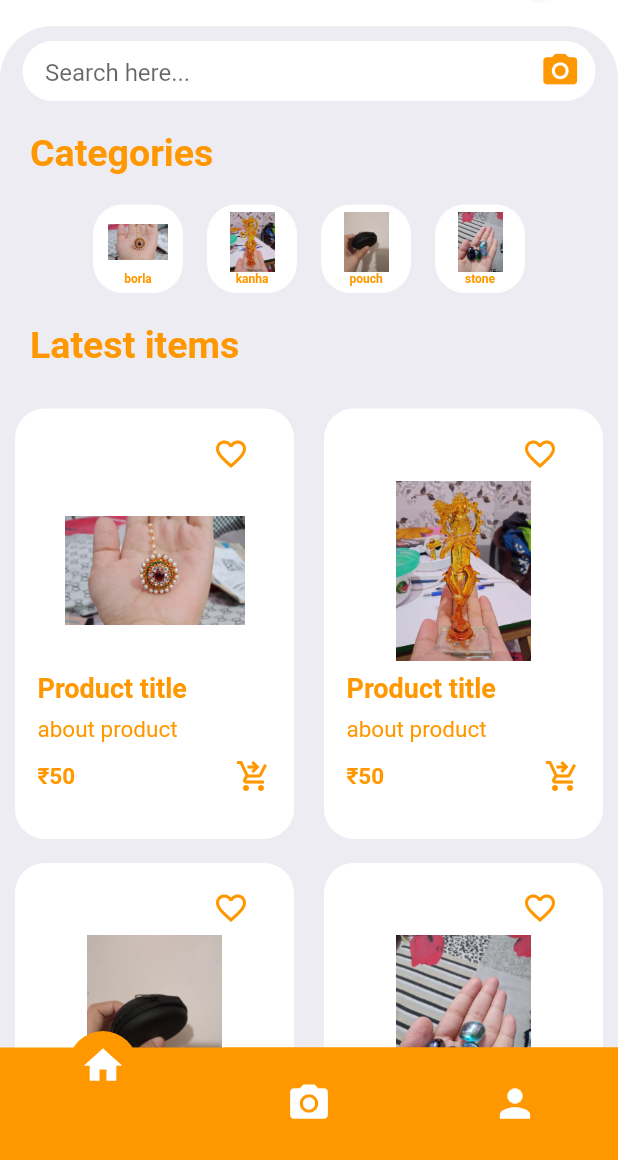
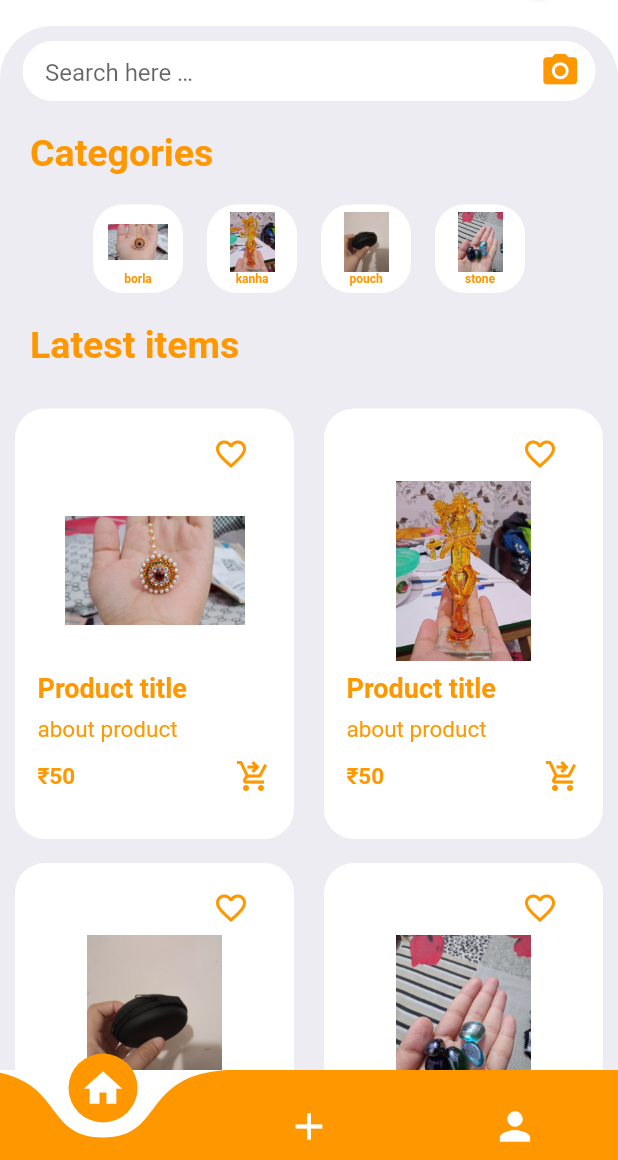
Before and after one commit to KParidhi/shop, a Flutter app: the HomePage screen opened directly, on a phone screen of 412 x 824 dp, the part 76-1236 px from its top. Run offline on Flutter 3.47's test engine with Material 2 defaults, Android fonts, the phone set to English and light mode, and no system bars; drawn by our look-alikes of badges, curved_navigation_bar; our stand-ins replace cached_network_image, camera, cloud_firestore, firebase_auth, firebase_core, firebase_storage and 3 more; missing offline and left inert: clippy_flutter, dart:js; accounts and stored records are empty; network calls fail.

Commit message:
have temporarily added display items to profile icon in navigation bar

```diff
--- /dev/null
+++ b/lib/pages/HomeBody.dart
@@ -0,0 +1,168 @@
+
+import 'package:flutter/material.dart';
+import 'package:home/pages/CartPage.dart';
+import 'package:home/pages/LoginPage.dart';
+import 'package:home/widgets/CategoriesWidget.dart';
+
+import '../widgets/ItemsWidget.dart';
+import 'package:home/widgets/HomeAppBar.dart';
+
+void main(){runApp(
+    MaterialApp(
+        title:"Home Screen",
+        home:HomeBody())
+);}
+class HomeBody extends StatefulWidget{
+  @override
+  State<StatefulWidget> createState(){
+    return HomeScreen();
+    //throw UnimplementedError();
+  }
+
+}
+
+class HomeScreen extends State<HomeBody> {
+
+  @override
+  Widget build(BuildContext context) {
+    return Scaffold(
+      drawer:Drawer(
+          child:Column(
+              children:
+              <Widget>[
+                Container(
+                  color: Colors.orange,
+                  width: double.infinity,
+                  child:Column(
+                    children:
+                    <Widget>[
+                      Container(
+                          width: 100,
+                          height:180,
+                          decoration: BoxDecoration(
+                              shape: BoxShape.circle,
+                              image: DecorationImage(
+                                image: NetworkImage("https://th.bing.com/th/id/OIP.1dzpxcuf7LgyKLgNtp6zhQHaFA?pid=ImgDet&rs=1"),
+                                fit:BoxFit.fill,
+                              )
+                          )
+                      ),
+                      Text("Name",
+                        style: TextStyle(fontSize: 25,
+                            color: Colors.white),),
+                    ],
+                  ),
+                ),
+                ListTile(
+                    title: Text("My Orders"),
+                    leading: Icon(Icons.shopping_bag_outlined),
+                    onTap: (){
+                      Navigator.of(context).pop();
+                      Navigator.push(context,MaterialPageRoute(builder:(context) => CartPage()));
+                    }
+
+                ),
+                ListTile(
+                    title: Text("Settings"),
+                    leading: Icon(Icons.settings)
+                ),
+                ListTile(
+                    title: Text("My products"),
+                    leading: Icon(Icons.sell)
+                ),
+                ListTile(
+                  title: Text("Log Out"),
+                  leading: Icon(Icons.logout),
+                  onTap: (){
+                    Navigator.of(context).pop();
+                    Navigator.push(context, MaterialPageRoute(builder: (context)=>LoginPage()));
+                  },
+                )
+              ]
+
+          )
+      ),
+      body:
+      ListView(
+          children: [
+            HomeAppBar(),
+            Container(
+              height: 2000,
+              padding: EdgeInsets.only(top: 10),
+              decoration: BoxDecoration(
+                color: Color(0xFFEDECF2),
+                borderRadius: BorderRadius.only(
+                  topLeft: Radius.circular(35),
+                  topRight: Radius.circular(35),
+                ),
+              ),
+              child: Column(
+                  children: [
+                    Container(
+                      margin: EdgeInsets.symmetric(horizontal: 15),
+                      padding: EdgeInsets.symmetric(horizontal: 10),
+                      height: 40,
+                      decoration: BoxDecoration(
+                        color: Colors.white,
+                        borderRadius: BorderRadius.circular(30),
+                      ),
+
+                      child: Row(
+                          children: [
+                            Container(
+                              margin: EdgeInsets.only(left: 5),
+                              height: 60,
+                              width: 100,
+                              child: TextFormField(
+                                  decoration: InputDecoration(
+                                    border: InputBorder.none,
+                                    hintText: "Search here ...",
+                                  )
+                              ),
+
+                            ),
+
+                            Spacer(),
+                            Icon(Icons.camera_alt,
+                              size: 27,
+                              color: Colors.orange,
+                            )
+                          ]),
+
+                    ),
+                    Container(
+                      alignment: Alignment.centerLeft,
+                      padding: EdgeInsets.only(left: 10),
+                      margin: EdgeInsets.symmetric(
+                        vertical: 20,
+                        horizontal: 10,),
+
+
+                      child: Text("Categories",
+                        style: TextStyle(
+                          fontSize: 25, fontWeight: FontWeight.bold,
+                          color: Colors.orange,),
+                      ),
+                    ),
+                    CategoriesWidget(),
+                    Container(
+                      alignment: Alignment.centerLeft,
+                      margin: EdgeInsets.symmetric(
+                          vertical: 20, horizontal: 20),
+                      child: Text(
+                        "Latest items",
+                        style: TextStyle(
+                          fontSize: 25,
+                          fontWeight: FontWeight.bold,
+                          color: Colors.orange,
+                        ),
+                      ),
+                    ),
+                    ItemsWidget(), //Categories
+                  ]
+              ),
+            )
+          ]
+      ),);
+  }
+}
--- a/lib/pages/HomePage.dart
+++ b/lib/pages/HomePage.dart
@@ -1,16 +1,11 @@
-
 
 import 'package:curved_navigation_bar/curved_navigation_bar.dart';
+import 'package:flutter/material.dart';
+import 'package:home/pages/HomeBody.dart';
+import 'package:home/pages/ItemForm.dart';
+import 'package:home/pages/display_item.dart';
+import 'package:home/services/camera.dart';
 
-import 'package:flutter/material.dart';
-import 'package:home/pages/CartPage.dart';
-import 'package:home/pages/LoginPage.dart';
-import 'package:home/services/camera.dart';
-import 'package:home/widgets/CartItemSamples.dart';
-
-import 'package:home/widgets/CategoriesWidget.dart';
-import 'package:home/widgets/HomeAppBar.dart';
-import '../widgets/ItemsWidget.dart';
 class HomePage extends StatefulWidget{
   HomePage({super.key});
   @override
@@ -19,69 +14,49 @@ class HomePage extends StatefulWidget{
 }
 
 class _HomePageState extends State<HomePage> {
+  var pagesData = [HomeBody(),ItemForm(),DisplayItems()];
+  int selectedItem = 0;
   @override
   Widget build(BuildContext context){
     return Scaffold(
-      drawer: Drawer(
-          child:Column(
-              children:
-              <Widget>[
-                Container(
-                  color: Colors.orange,
-                  width: double.infinity,
-                  child:Column(
-                    children:
-                    <Widget>[
-                      Container(
-                          width: 100,
-                          height:180,
-                          decoration: BoxDecoration(
-                              shape: BoxShape.circle,
-                              image: DecorationImage(
-                                image: NetworkImage("https://th.bing.com/th/id/OIP.1dzpxcuf7LgyKLgNtp6zhQHaFA?pid=ImgDet&rs=1"),
-                                fit:BoxFit.fill,
-                              )
-                          )
-                      ),
-                      Text("Name",
-                        style: TextStyle(fontSize: 25,
-                            color: Colors.white),),
-                    ],
-                  ),
-                ),
-                ListTile(
-                    title: Text("My Orders"),
-                    leading: Icon(Icons.shopping_bag_outlined),
-                    onTap: (){
-                      Navigator.of(context).pop();
-                      Navigator.push(context,MaterialPageRoute(builder:(context) => CartPage()));
-                    }
-
-                ),
-                ListTile(
-                    title: Text("Settings"),
-                    leading: Icon(Icons.settings)
-                ),
-                ListTile(
-                    title: Text("My products"),
-                    leading: Icon(Icons.sell)
-                ),
-                ListTile(
-                    title: Text("Log Out"),
-                    leading: Icon(Icons.logout),
-                  onTap: (){
-                      Navigator.of(context).pop();
-                      Navigator.push(context, MaterialPageRoute(builder: (context)=>LoginPage()));
-                      },
-                )
-              ]
-
-          )
-      ),
 
 
-      body:
-      ListView(
+
+      body:pagesData[selectedItem],
+
+      // pagesata[selectedItem],
+
+      bottomNavigationBar: CurvedNavigationBar(
+        backgroundColor: Colors.transparent,
+
+        height: 60,
+        color:Colors.orange ,
+        items:[
+          Icon(Icons.home,
+              size:30,
+              color: Colors.white),
+          Icon(Icons.add,
+            size:30,
+            color: Colors.white,),
+          Icon(Icons.person,
+            size:30,
+            color: Colors.white,
+          ),
+
+        ],
+        index: selectedItem,
+        onTap: (setValue){
+
+          setState(() {
+            selectedItem =setValue;
+          });
+        },
+      ),
+    );
+
+  }
+}
+     /* ListView(
             children: [
                   HomeAppBar(),
                     Container(
@@ -182,8 +157,4 @@ class _HomePageState extends State<HomePage> {
 
 ]
       ),
-    );
-
-  }
-
-}
+   */
--- a/pubspec.yaml
+++ b/pubspec.yaml
@@ -46,6 +46,10 @@ dependencies:
   firebase_auth: ^4.3.0
   firebase_core: ^2.8.0
   google_sign_in: ^6.1.0
+  cloud_firestore: ^4.5.1
+
+  firebase_storage: ^11.1.1
+  cached_network_image: ^3.2.3
   shared_preferences:
 
 dev_dependencies:
```
Also changed, not shown: lib/pages/ItemForm.dart (added, +208 -0 lines), lib/pages/display_item.dart (added, +114 -0 lines), pubspec.lock, 1 other file.
